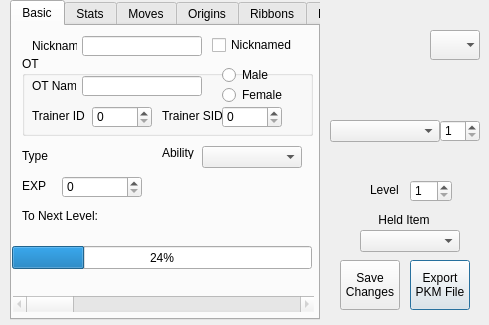
Before: the Qt Designer form QT Projects/pkmviewer.ui in Annovae/PKMDS-G5, drawn with Qt 5.
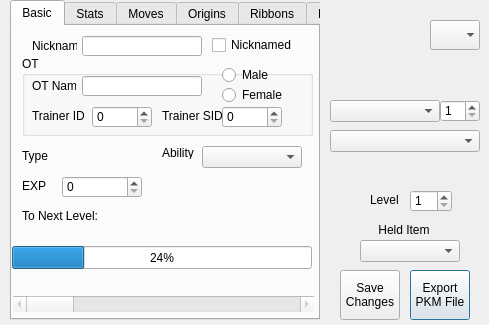
After: the same form once the commit is applied.

Commit message: Started work on forms in Qt.

Diff of the .ui file:
```diff
--- a/QT Projects/pkmviewer.ui
+++ b/QT Projects/pkmviewer.ui
@@ -44,7 +44,7 @@
     <property name="geometry">
      <rect>
       <x>0</x>
-      <y>120</y>
+      <y>100</y>
       <width>110</width>
       <height>22</height>
      </rect>
@@ -54,7 +54,7 @@
     <property name="geometry">
      <rect>
       <x>80</x>
-      <y>260</y>
+      <y>270</y>
       <width>60</width>
       <height>50</height>
      </rect>
@@ -68,7 +68,7 @@
     <property name="geometry">
      <rect>
       <x>30</x>
-      <y>230</y>
+      <y>240</y>
       <width>100</width>
       <height>22</height>
      </rect>
@@ -78,7 +78,7 @@
     <property name="geometry">
      <rect>
       <x>0</x>
-      <y>10</y>
+      <y>0</y>
       <width>100</width>
       <height>100</height>
      </rect>
@@ -103,7 +103,7 @@
     <property name="geometry">
      <rect>
       <x>80</x>
-      <y>180</y>
+      <y>190</y>
       <width>42</width>
       <height>22</height>
      </rect>
@@ -119,7 +119,7 @@
     <property name="geometry">
      <rect>
       <x>10</x>
-      <y>260</y>
+      <y>270</y>
       <width>60</width>
       <height>50</height>
      </rect>
@@ -133,7 +133,7 @@
     <property name="geometry">
      <rect>
       <x>40</x>
-      <y>180</y>
+      <y>190</y>
       <width>31</width>
       <height>20</height>
      </rect>
@@ -146,7 +146,7 @@
     <property name="geometry">
      <rect>
       <x>-1</x>
-      <y>210</y>
+      <y>220</y>
       <width>150</width>
       <height>20</height>
      </rect>
@@ -162,7 +162,7 @@
     <property name="geometry">
      <rect>
       <x>110</x>
-      <y>120</y>
+      <y>100</y>
       <width>40</width>
       <height>22</height>
      </rect>
@@ -178,7 +178,7 @@
     <property name="geometry">
      <rect>
       <x>100</x>
-      <y>60</y>
+      <y>50</y>
       <width>20</width>
       <height>20</height>
      </rect>
@@ -203,7 +203,7 @@
     <property name="geometry">
      <rect>
       <x>100</x>
-      <y>10</y>
+      <y>0</y>
       <width>20</width>
       <height>20</height>
      </rect>
@@ -228,7 +228,7 @@
     <property name="geometry">
      <rect>
       <x>0</x>
-      <y>220</y>
+      <y>230</y>
       <width>30</width>
       <height>30</height>
      </rect>
@@ -253,7 +253,7 @@
     <property name="geometry">
      <rect>
       <x>10</x>
-      <y>150</y>
+      <y>160</y>
       <width>20</width>
       <height>20</height>
      </rect>
@@ -278,7 +278,7 @@
     <property name="geometry">
      <rect>
       <x>30</x>
-      <y>150</y>
+      <y>160</y>
       <width>20</width>
       <height>20</height>
      </rect>
@@ -303,7 +303,7 @@
     <property name="geometry">
      <rect>
       <x>70</x>
-      <y>150</y>
+      <y>160</y>
       <width>20</width>
       <height>20</height>
      </rect>
@@ -328,7 +328,7 @@
     <property name="geometry">
      <rect>
       <x>50</x>
-      <y>150</y>
+      <y>160</y>
       <width>20</width>
       <height>20</height>
      </rect>
@@ -353,7 +353,7 @@
     <property name="geometry">
      <rect>
       <x>110</x>
-      <y>150</y>
+      <y>160</y>
       <width>20</width>
       <height>20</height>
      </rect>
@@ -378,7 +378,7 @@
     <property name="geometry">
      <rect>
       <x>90</x>
-      <y>150</y>
+      <y>160</y>
       <width>20</width>
       <height>20</height>
      </rect>
@@ -403,7 +403,7 @@
     <property name="geometry">
      <rect>
       <x>100</x>
-      <y>80</y>
+      <y>70</y>
       <width>40</width>
       <height>20</height>
      </rect>
@@ -428,7 +428,7 @@
     <property name="geometry">
      <rect>
       <x>100</x>
-      <y>30</y>
+      <y>20</y>
       <width>50</width>
       <height>30</height>
      </rect>
@@ -443,6 +443,16 @@
      <bool>false</bool>
     </property>
    </widget>
+   <widget class="QComboBox" name="cbForm">
+    <property name="geometry">
+     <rect>
+      <x>0</x>
+      <y>130</y>
+      <width>150</width>
+      <height>22</height>
+     </rect>
+    </property>
+   </widget>
   </widget>
   <widget class="QTabWidget" name="twPages">
    <property name="geometry">
```
Left out of the diff: 3 changed lines with no effect on the pictures. The commit also changes 4 other files.
